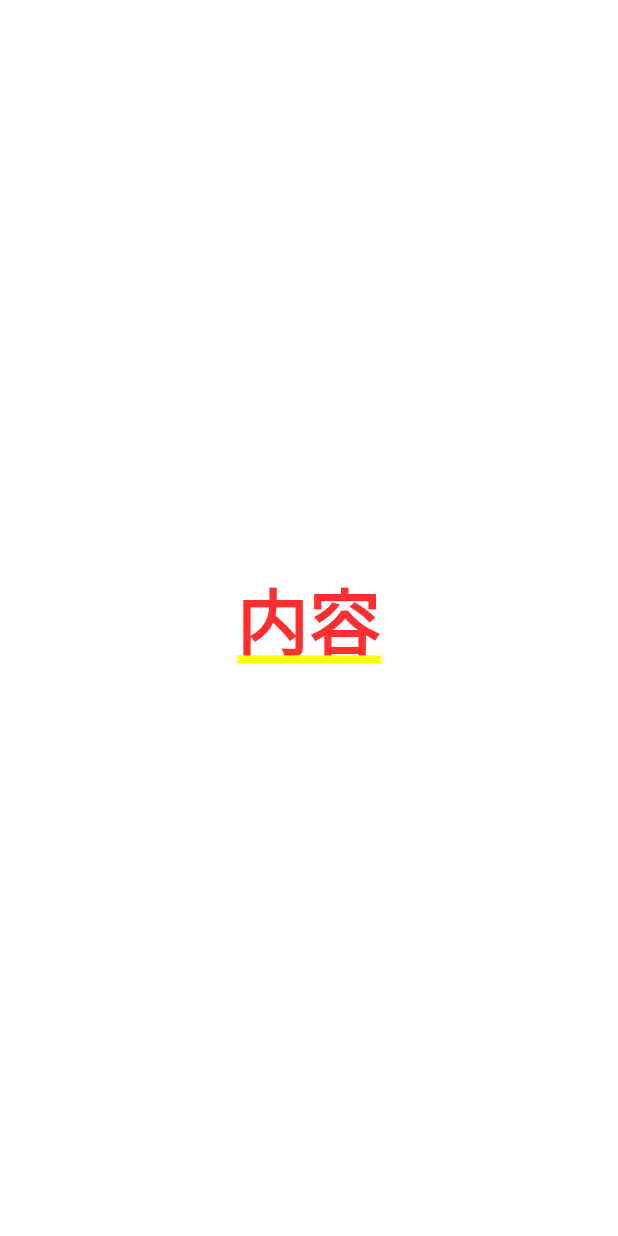
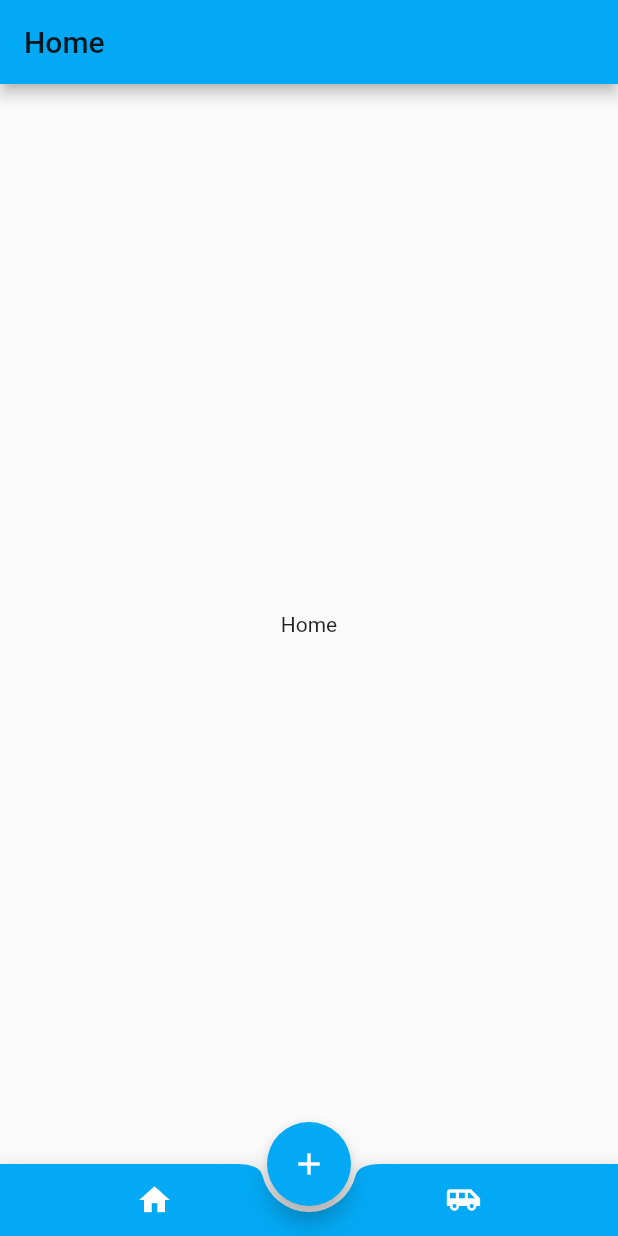
Before and after one commit to feiyan-Nan/flutter_example, a Flutter app: the screen it shows after launch, on a phone screen of 412 x 824 dp. Run offline on Flutter 3.47's test engine with Material 2 defaults, Android fonts, the phone set to English and light mode, and no system bars.

Commit message:
'制作完成'

```diff
--- /dev/null
+++ b/lib/bottom_appBar_demo.dart
@@ -0,0 +1,67 @@
+import 'package:flutter/material.dart';
+import 'each_view.dart';
+
+class BottomAppBarDemo extends StatefulWidget {
+  @override
+  _BottomAppBarDemoState createState() => _BottomAppBarDemoState();
+}
+
+class _BottomAppBarDemoState extends State<BottomAppBarDemo> {
+  List<Widget> _eachView; // 创建视图数组
+  int _index = 0; // 数组索引通过索引值改变视图
+
+  @override
+  void initState() {
+    // TODO: implement initState
+    super.initState();
+    _eachView = List();
+    _eachView..add(EachView('Home'))..add(EachView('Me'));
+  }
+
+  @override
+  Widget build(BuildContext context) {
+    return Scaffold(
+      body: _eachView[_index],
+      floatingActionButton: FloatingActionButton(
+        onPressed: () {
+          Navigator.of(context)
+              .push(MaterialPageRoute(builder: (BuildContext context) {
+            return EachView('New Page'); //打开新页面
+          }));
+        },
+        tooltip: 'Increment',
+        child: Icon(
+          Icons.add,
+          color: Colors.white,
+        ),
+      ),
+      floatingActionButtonLocation: FloatingActionButtonLocation.centerDocked,
+      bottomNavigationBar: BottomAppBar(
+        color: Colors.lightBlue,
+        shape: CircularNotchedRectangle(),
+        child: Row(
+          mainAxisSize: MainAxisSize.max,
+          mainAxisAlignment: MainAxisAlignment.spaceAround,
+          children: <Widget>[
+            IconButton(
+                icon: Icon(Icons.home),
+                color: Colors.white,
+                onPressed: () {
+                  setState(() {
+                    _index = 0;
+                  });
+                }),
+            IconButton(
+                icon: Icon(Icons.airport_shuttle),
+                color: Colors.white,
+                onPressed: () {
+                  setState(() {
+                    _index = 1;
+                  });
+                }),
+          ],
+        ),
+      ),
+    );
+  }
+}
--- /dev/null
+++ b/lib/each_view.dart
@@ -0,0 +1,19 @@
+import 'package:flutter/material.dart';
+
+
+class EachView extends StatefulWidget {
+  String _title;
+  EachView(this._title);
+  @override
+  _EachViewState createState() => _EachViewState();
+}
+
+class _EachViewState extends State<EachView> {
+  @override
+  Widget build(BuildContext context) {
+    return Scaffold(
+      appBar: AppBar(title: Text(widget._title),),
+      body: Center(child: Text(widget._title),),
+    );
+  }
+}
--- a/lib/main.dart
+++ b/lib/main.dart
@@ -1,5 +1,5 @@
 import 'package:flutter/material.dart';
-
+import './bottom_appBar_demo.dart';
 
 void main() => runApp(MyApp());
 
@@ -11,11 +11,9 @@ class MyApp extends StatelessWidget {
         title: '百姓生活+',
         debugShowCheckedModeBanner: false,
         theme: ThemeData(
-            primaryColor: Colors.pink
+            primarySwatch: Colors.lightBlue
         ),
-        home: Center(
-          child: Text('内容'),
-        ),
+        home: BottomAppBarDemo()
       ),
     );
   }
```
